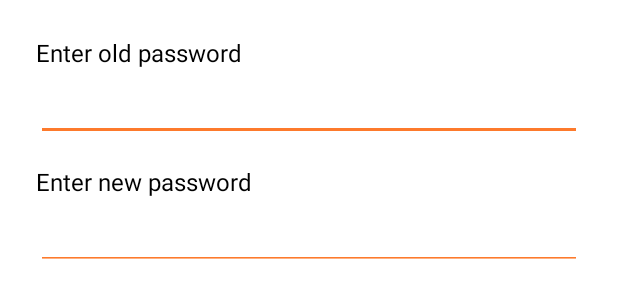
After one commit to soukaina281/BurgerKing, an Android app: the layout password_input.xml on its own in the app's theme, with its tools: preview values and no code run, on a phone screen of 412 x 824 dp. The commit adds this screen. Shown: the top 300 px of the screen. Run offline under Robolectric (Android 15) with nearby library versions, the phone set to English and light mode, and no system bars.

Commit message:
burger king mobile app

```diff
--- a/app/src/main/java/com/example/burgerking/SinIn.java
+++ b/app/src/main/java/com/example/burgerking/SinIn.java
@@ -3,6 +3,7 @@ package com.example.burgerking;
 import android.annotation.SuppressLint;
 import android.content.Intent;
 import android.os.Bundle;
+import android.util.Log;
 import android.view.View;
 import android.widget.Button;
 import android.widget.EditText;
@@ -43,7 +44,8 @@ public class SinIn extends AppCompatActivity {
                else{
                    Boolean checkuserpass = DB.checkusernamepassword(username,password);
                        if(checkuserpass == true){
-                 Toast.makeText(getApplicationContext(),"SIgn In Successfull",Toast.LENGTH_SHORT).show();
+                           myUser.user = DB.getUser(username);
+                           Toast.makeText(getApplicationContext(),"Sign In Successfull",Toast.LENGTH_SHORT).show();
                            Intent intent = new Intent(getApplicationContext(),Home.class);
                            startActivity(intent);
                        }else{
--- a/app/src/main/res/layout/activity_user_details.xml
+++ b/app/src/main/res/layout/activity_user_details.xml
@@ -24,7 +24,7 @@
         android:layout_height="wrap_content"
         android:layout_marginStart="16dp"
         android:layout_marginTop="24dp"
-        android:text="Name"
+        android:text="Username"
         app:layout_constraintStart_toStartOf="parent"
         app:layout_constraintTop_toBottomOf="@+id/textView8" />
 
--- /dev/null
+++ b/app/src/main/res/layout/password_input.xml
@@ -0,0 +1,59 @@
+<?xml version="1.0" encoding="utf-8"?>
+<androidx.constraintlayout.widget.ConstraintLayout xmlns:android="http://schemas.android.com/apk/res/android"
+    xmlns:app="http://schemas.android.com/apk/res-auto"
+    android:layout_width="match_parent"
+    android:layout_height="wrap_content">
+
+    <TextView
+        android:id="@+id/textView22"
+        android:layout_width="wrap_content"
+        android:layout_height="wrap_content"
+        android:layout_marginStart="24dp"
+        android:layout_marginTop="24dp"
+        android:text="Enter old password"
+        android:textColor="@color/black"
+        android:textSize="16sp"
+        app:layout_constraintStart_toStartOf="parent"
+        app:layout_constraintTop_toTopOf="parent" />
+
+    <EditText
+        android:id="@+id/oldPassword"
+        android:layout_width="match_parent"
+        android:layout_height="wrap_content"
+        android:layout_marginStart="24dp"
+        android:layout_marginEnd="24dp"
+        android:backgroundTint="@color/orange"
+        android:textSize="20sp"
+        android:inputType="textPassword"
+        app:layout_constraintEnd_toEndOf="parent"
+        app:layout_constraintStart_toStartOf="parent"
+        app:layout_constraintTop_toBottomOf="@+id/textView22" />
+
+    <TextView
+        android:id="@+id/textView23"
+        android:layout_width="wrap_content"
+        android:layout_height="wrap_content"
+        android:layout_marginStart="24dp"
+        android:layout_marginTop="16dp"
+        android:text="Enter new password"
+        android:textSize="16sp"
+        android:textColor="@color/black"
+        app:layout_constraintStart_toStartOf="parent"
+        app:layout_constraintTop_toBottomOf="@+id/oldPassword" />
+
+    <EditText
+        android:id="@+id/newPassword"
+        android:layout_width="match_parent"
+        android:layout_height="wrap_content"
+        android:layout_marginStart="24dp"
+        android:layout_marginEnd="24dp"
+        android:backgroundTint="@color/orange"
+        android:textSize="20sp"
+        android:inputType="textPassword"
+        app:layout_constraintBottom_toBottomOf="parent"
+        app:layout_constraintEnd_toEndOf="parent"
+        app:layout_constraintStart_toStartOf="parent"
+        app:layout_constraintTop_toBottomOf="@+id/textView23" />
+
+
+</androidx.constraintlayout.widget.ConstraintLayout>
```
Also changed, not shown: app/src/main/java/com/example/burgerking/DBHelper.java (+34 -0 lines), app/src/main/java/com/example/burgerking/UserDetails.java (+109 -1 lines), app/src/main/java/com/example/burgerking/model/User.java (added, +49 -0 lines), app/src/main/java/com/example/burgerking/myUser.java (added, +7 -0 lines), app/src/main/res/layout/alert_dialog_input.xml (added, +20 -0 lines). Lines whose indentation alone changed are shown as unchanged.
